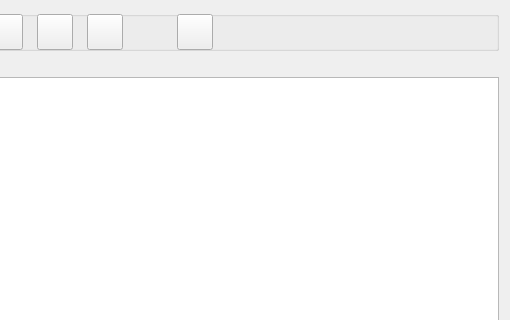
Before: the Qt Designer form GUI_UIs/ui_dialog_manage_files.ui in ccbogel/QualCoder, drawn with Qt 5; both pictures show x 284 to 794 and y 0 to 320 of the 794 by 560 pixel window.
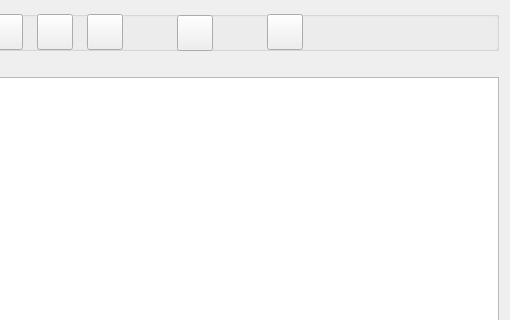
After: the same form once the commit is applied.

Patch:
```diff
--- a/GUI_UIs/ui_dialog_manage_files.ui
+++ b/GUI_UIs/ui_dialog_manage_files.ui
@@ -85,7 +85,7 @@
      <widget class="QPushButton" name="pushButton_delete">
       <property name="geometry">
        <rect>
-        <x>450</x>
+        <x>540</x>
         <y>3</y>
         <width>36</width>
         <height>36</height>
@@ -178,6 +178,22 @@
        <string/>
       </property>
      </widget>
+     <widget class="QPushButton" name="pushButton_export_attributes">
+      <property name="geometry">
+       <rect>
+        <x>450</x>
+        <y>4</y>
+        <width>36</width>
+        <height>36</height>
+       </rect>
+      </property>
+      <property name="toolTip">
+       <string>&lt;html&gt;&lt;head/&gt;&lt;body&gt;&lt;p&gt;Export attributes as csv file&lt;/p&gt;&lt;/body&gt;&lt;/html&gt;</string>
+      </property>
+      <property name="text">
+       <string/>
+      </property>
+     </widget>
     </widget>
    </item>
    <item row="2" column="0">
```
